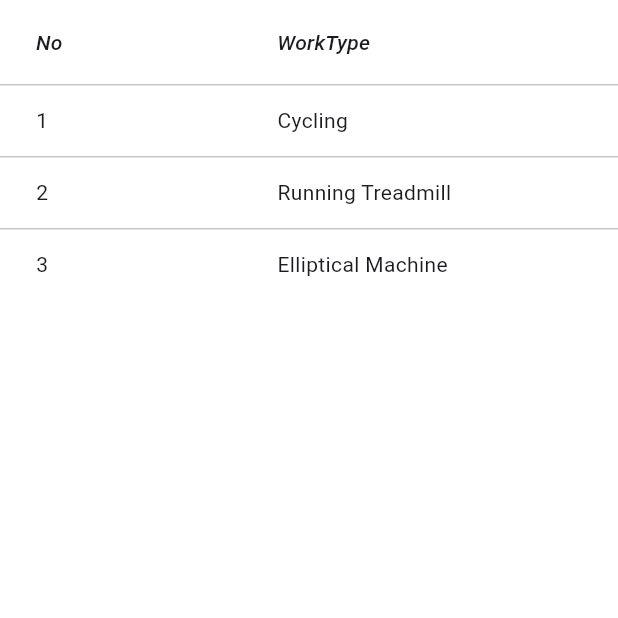
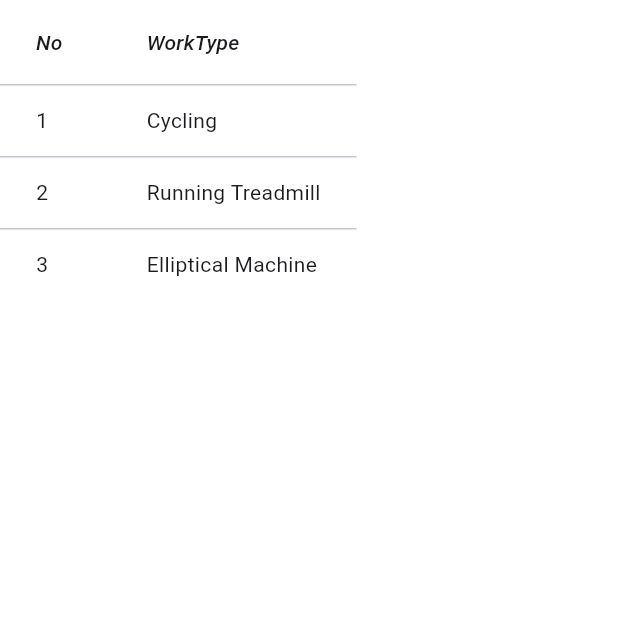
Before and after one commit to suman5647/gym_app, a Flutter app: the screen it shows after launch, after a tap on "Cardio", on a phone screen of 412 x 824 dp, the top half of it. Run offline on Flutter 3.47's test engine with Material 2 defaults, Android fonts, the phone set to English and light mode, and no system bars.

Commit message:
Datatable background changes

```diff
--- a/lib/main.dart
+++ b/lib/main.dart
@@ -21,6 +21,7 @@ class ladningpage extends StatelessWidget {
       home: Scaffold(
         appBar: AppBar(title: const Text('GymCard')),
         body: const Column(
+          crossAxisAlignment: CrossAxisAlignment.stretch,
             children: <Widget>[
               backworkout(),
               Shouldercard(),
--- a/lib/workout/cardio.dart
+++ b/lib/workout/cardio.dart
@@ -1,12 +1,25 @@
 import 'package:flutter/material.dart';
 
 
-class cardioworkoutlist extends StatelessWidget {
+class cardioworkoutlist extends StatefulWidget {
   const cardioworkoutlist({super.key});
 
   @override
+  State<cardioworkoutlist> createState() => _cardioworkoutlistState();
+}
+
+class _cardioworkoutlistState extends State<cardioworkoutlist> {
+  @override
   Widget build(BuildContext context) {
-    return DataTable(columns: const <DataColumn>[
+    return Container(
+      color: Colors.white,
+      child: Column(
+        mainAxisAlignment: MainAxisAlignment.start,
+        crossAxisAlignment: CrossAxisAlignment.start,
+        children: [
+          DataTable(
+              columns: const <DataColumn>
+          [
             DataColumn(label: Expanded(child: Text('No',style: TextStyle(fontStyle: FontStyle.italic),))),
             DataColumn(label: Expanded(child: Text('WorkType',style: TextStyle(fontStyle: FontStyle.italic),))),
           ],
@@ -24,6 +37,18 @@ class cardioworkoutlist extends StatelessWidget {
                   DataCell(Text('Elliptical Machine'))
                 ]),
 
-        ]);
+              ]),
+        ],
+      ),
+    );
   }
 }
+
+//
+// class cardioworkoutlist extends StatelessWidget {
+//   const cardioworkoutlist({super.key});
+//   @override
+//   Widget build(BuildContext context) {
+//
+//   }
+// }
```
Also changed, not shown: lib/workout/back.dart (+11 -2 lines), lib/workout/biceps.dart (+7 -4 lines), lib/workout/chest.dart (+5 -2 lines), lib/workout/leg.dart (+5 -2 lines), lib/workout/shoulder.dart (+5 -2 lines), 2 other files. Lines whose indentation alone changed are shown as unchanged.
